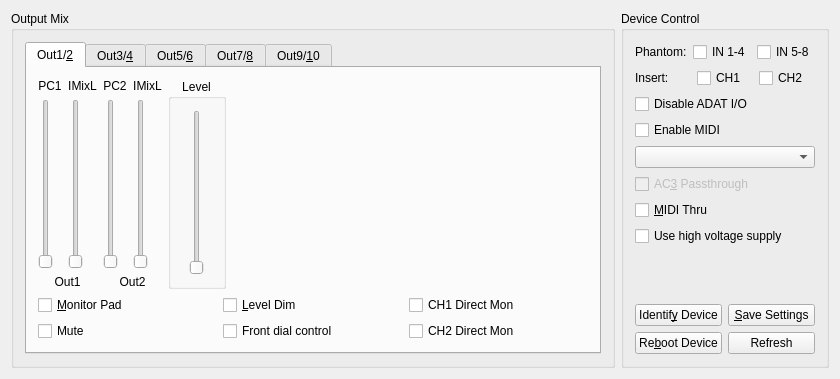
The window that libffado/support/mixer-qt4/mixer_saffirepro_small.ui (adiknoth/ffado) describes before a commit, drawn with Qt 5.
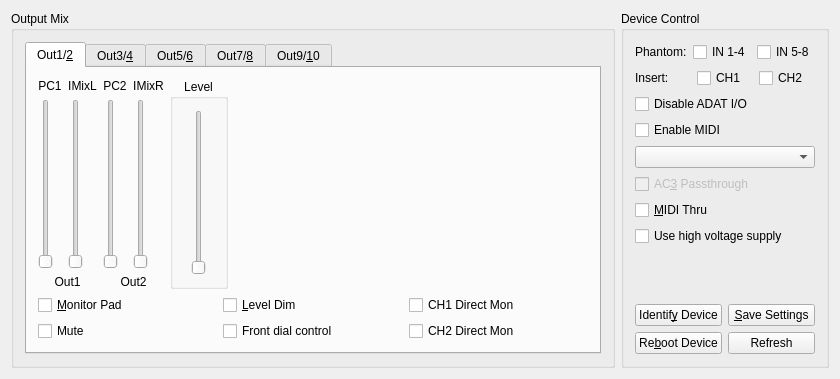
The same window after the commit. The open tabs and pages were chosen to show the change.

Diff of the .ui file:
```diff
--- a/libffado/support/mixer-qt4/mixer_saffirepro_small.ui
+++ b/libffado/support/mixer-qt4/mixer_saffirepro_small.ui
@@ -203,7 +203,7 @@
                 <item row="0" column="1" >
                  <widget class="QLabel" name="txtOMixIMixO2" >
                   <property name="text" >
-                   <string>IMixL</string>
+                   <string>IMixR</string>
                   </property>
                   <property name="alignment" >
                    <set>Qt::AlignCenter</set>
@@ -306,7 +306,7 @@
                     <number>0</number>
                    </property>
                    <property name="maximum" >
-                    <number>255</number>
+                    <number>127</number>
                    </property>
                    <property name="singleStep" >
                     <number>2</number>
```
Left out of the diff: 25 changed lines with no effect on the pictures.
